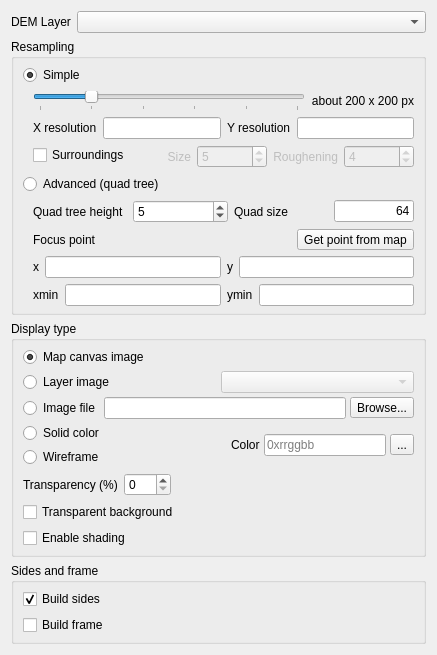
Before: the Qt Designer form ui/demproperties.ui in minorua/Qgis2threejs, drawn with Qt 5.
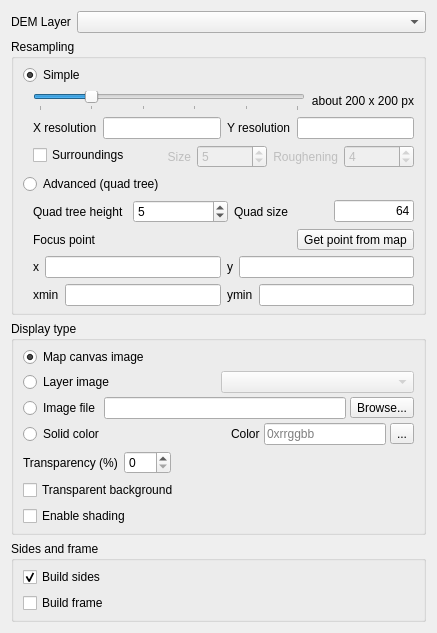
After: the same form once the commit is applied.

Commit message:
remove wireframe option from display type for DEM
since there is wireframe mode in the web app now

Patch:
```diff
--- a/ui/demproperties.ui
+++ b/ui/demproperties.ui
@@ -522,25 +522,11 @@
         <item>
          <layout class="QHBoxLayout" name="horizontalLayout_7">
           <item>
-           <layout class="QVBoxLayout" name="verticalLayout_3">
-            <item>
              <widget class="QRadioButton" name="radioButton_SolidColor">
               <property name="text">
                <string>Solid color</string>
               </property>
              </widget>
-            </item>
-            <item>
-             <widget class="QRadioButton" name="radioButton_Wireframe">
-              <property name="enabled">
-               <bool>true</bool>
-              </property>
-              <property name="text">
-               <string>Wireframe</string>
-              </property>
-             </widget>
-            </item>
-           </layout>
           </item>
           <item>
            <spacer name="horizontalSpacer_7">
```
Lines whose indentation alone changed are shown as unchanged. The commit also changes 3 other files.
